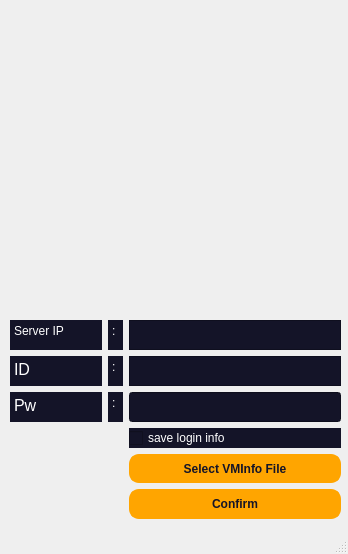
Old version of the form vmList-updater/esxLoginForm.ui in the repository walt4771/ESXi-VMList.
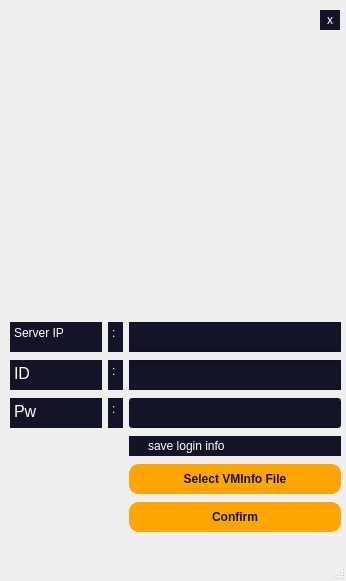
New version of the form. Icons and pictures are not drawn.

Diff of the .ui file:
```diff
--- a/vmList-updater/esxLoginForm.ui
+++ b/vmList-updater/esxLoginForm.ui
@@ -9,8 +9,8 @@
    <rect>
     <x>0</x>
     <y>0</y>
-    <width>348</width>
-    <height>554</height>
+    <width>346</width>
+    <height>581</height>
    </rect>
   </property>
   <property name="minimumSize">
@@ -32,7 +32,7 @@
       <x>10</x>
       <y>320</y>
       <width>331</width>
-      <height>199</height>
+      <height>214</height>
      </rect>
     </property>
     <layout class="QGridLayout" name="gridLayout">
@@ -55,8 +55,8 @@
         <string>&lt;!DOCTYPE HTML PUBLIC &quot;-//W3C//DTD HTML 4.0//EN&quot; &quot;http://www.w3.org/TR/REC-html40/strict.dtd&quot;&gt;
 &lt;html&gt;&lt;head&gt;&lt;meta name=&quot;qrichtext&quot; content=&quot;1&quot; /&gt;&lt;style type=&quot;text/css&quot;&gt;
 p, li { white-space: pre-wrap; }
-&lt;/style&gt;&lt;/head&gt;&lt;body style=&quot; font-family:'Gulim'; font-size:9pt; font-weight:400; font-style:normal;&quot;&gt;
-&lt;p style=&quot; margin-top:0px; margin-bottom:0px; margin-left:0px; margin-right:0px; -qt-block-indent:0; text-indent:0px;&quot;&gt;Server IP&lt;/p&gt;&lt;/body&gt;&lt;/html&gt;</string>
+&lt;/style&gt;&lt;/head&gt;&lt;body style=&quot; font-family:'Cantarell'; font-size:11pt; font-weight:400; font-style:normal;&quot;&gt;
+&lt;p style=&quot; margin-top:0px; margin-bottom:0px; margin-left:0px; margin-right:0px; -qt-block-indent:0; text-indent:0px;&quot;&gt;&lt;span style=&quot; font-family:'Gulim'; font-size:9pt;&quot;&gt;Server IP&lt;/span&gt;&lt;/p&gt;&lt;/body&gt;&lt;/html&gt;</string>
        </property>
       </widget>
      </item>
@@ -79,8 +79,8 @@
         <string>&lt;!DOCTYPE HTML PUBLIC &quot;-//W3C//DTD HTML 4.0//EN&quot; &quot;http://www.w3.org/TR/REC-html40/strict.dtd&quot;&gt;
 &lt;html&gt;&lt;head&gt;&lt;meta name=&quot;qrichtext&quot; content=&quot;1&quot; /&gt;&lt;style type=&quot;text/css&quot;&gt;
 p, li { white-space: pre-wrap; }
-&lt;/style&gt;&lt;/head&gt;&lt;body style=&quot; font-family:'Gulim'; font-size:9pt; font-weight:400; font-style:normal;&quot;&gt;
-&lt;p style=&quot; margin-top:0px; margin-bottom:0px; margin-left:0px; margin-right:0px; -qt-block-indent:0; text-indent:0px;&quot;&gt;&lt;span style=&quot; font-size:12pt;&quot;&gt;Pw&lt;/span&gt;&lt;/p&gt;&lt;/body&gt;&lt;/html&gt;</string>
+&lt;/style&gt;&lt;/head&gt;&lt;body style=&quot; font-family:'Cantarell'; font-size:11pt; font-weight:400; font-style:normal;&quot;&gt;
+&lt;p style=&quot; margin-top:0px; margin-bottom:0px; margin-left:0px; margin-right:0px; -qt-block-indent:0; text-indent:0px;&quot;&gt;&lt;span style=&quot; font-family:'Gulim'; font-size:12pt;&quot;&gt;Pw&lt;/span&gt;&lt;/p&gt;&lt;/body&gt;&lt;/html&gt;</string>
        </property>
       </widget>
      </item>
@@ -140,8 +140,8 @@
         <string>&lt;!DOCTYPE HTML PUBLIC &quot;-//W3C//DTD HTML 4.0//EN&quot; &quot;http://www.w3.org/TR/REC-html40/strict.dtd&quot;&gt;
 &lt;html&gt;&lt;head&gt;&lt;meta name=&quot;qrichtext&quot; content=&quot;1&quot; /&gt;&lt;style type=&quot;text/css&quot;&gt;
 p, li { white-space: pre-wrap; }
-&lt;/style&gt;&lt;/head&gt;&lt;body style=&quot; font-family:'Gulim'; font-size:9pt; font-weight:400; font-style:normal;&quot;&gt;
-&lt;p style=&quot;-qt-paragraph-type:empty; margin-top:0px; margin-bottom:0px; margin-left:0px; margin-right:0px; -qt-block-indent:0; text-indent:0px;&quot;&gt;&lt;br /&gt;&lt;/p&gt;&lt;/body&gt;&lt;/html&gt;</string>
+&lt;/style&gt;&lt;/head&gt;&lt;body style=&quot; font-family:'Cantarell'; font-size:11pt; font-weight:400; font-style:normal;&quot;&gt;
+&lt;p style=&quot;-qt-paragraph-type:empty; margin-top:0px; margin-bottom:0px; margin-left:0px; margin-right:0px; -qt-block-indent:0; text-indent:0px; font-family:'Gulim'; font-size:9pt;&quot;&gt;&lt;br /&gt;&lt;/p&gt;&lt;/body&gt;&lt;/html&gt;</string>
        </property>
       </widget>
      </item>
@@ -164,8 +164,8 @@
         <string>&lt;!DOCTYPE HTML PUBLIC &quot;-//W3C//DTD HTML 4.0//EN&quot; &quot;http://www.w3.org/TR/REC-html40/strict.dtd&quot;&gt;
 &lt;html&gt;&lt;head&gt;&lt;meta name=&quot;qrichtext&quot; content=&quot;1&quot; /&gt;&lt;style type=&quot;text/css&quot;&gt;
 p, li { white-space: pre-wrap; }
-&lt;/style&gt;&lt;/head&gt;&lt;body style=&quot; font-family:'Gulim'; font-size:9pt; font-weight:400; font-style:normal;&quot;&gt;
-&lt;p style=&quot; margin-top:0px; margin-bottom:0px; margin-left:0px; margin-right:0px; -qt-block-indent:0; text-indent:0px;&quot;&gt;:&lt;/p&gt;&lt;/body&gt;&lt;/html&gt;</string>
+&lt;/style&gt;&lt;/head&gt;&lt;body style=&quot; font-family:'Cantarell'; font-size:11pt; font-weight:400; font-style:normal;&quot;&gt;
+&lt;p style=&quot; margin-top:0px; margin-bottom:0px; margin-left:0px; margin-right:0px; -qt-block-indent:0; text-indent:0px;&quot;&gt;&lt;span style=&quot; font-family:'Gulim'; font-size:9pt;&quot;&gt;:&lt;/span&gt;&lt;/p&gt;&lt;/body&gt;&lt;/html&gt;</string>
        </property>
       </widget>
      </item>
@@ -188,8 +188,8 @@
         <string>&lt;!DOCTYPE HTML PUBLIC &quot;-//W3C//DTD HTML 4.0//EN&quot; &quot;http://www.w3.org/TR/REC-html40/strict.dtd&quot;&gt;
 &lt;html&gt;&lt;head&gt;&lt;meta name=&quot;qrichtext&quot; content=&quot;1&quot; /&gt;&lt;style type=&quot;text/css&quot;&gt;
 p, li { white-space: pre-wrap; }
-&lt;/style&gt;&lt;/head&gt;&lt;body style=&quot; font-family:'Gulim'; font-size:9pt; font-weight:400; font-style:normal;&quot;&gt;
-&lt;p style=&quot; margin-top:0px; margin-bottom:0px; margin-left:0px; margin-right:0px; -qt-block-indent:0; text-indent:0px;&quot;&gt;:&lt;/p&gt;&lt;/body&gt;&lt;/html&gt;</string>
+&lt;/style&gt;&lt;/head&gt;&lt;body style=&quot; font-family:'Cantarell'; font-size:11pt; font-weight:400; font-style:normal;&quot;&gt;
+&lt;p style=&quot; margin-top:0px; margin-bottom:0px; margin-left:0px; margin-right:0px; -qt-block-indent:0; text-indent:0px;&quot;&gt;&lt;span style=&quot; font-family:'Gulim'; font-size:9pt;&quot;&gt;:&lt;/span&gt;&lt;/p&gt;&lt;/body&gt;&lt;/html&gt;</string>
        </property>
       </widget>
      </item>
@@ -212,8 +212,8 @@
         <string>&lt;!DOCTYPE HTML PUBLIC &quot;-//W3C//DTD HTML 4.0//EN&quot; &quot;http://www.w3.org/TR/REC-html40/strict.dtd&quot;&gt;
 &lt;html&gt;&lt;head&gt;&lt;meta name=&quot;qrichtext&quot; content=&quot;1&quot; /&gt;&lt;style type=&quot;text/css&quot;&gt;
 p, li { white-space: pre-wrap; }
-&lt;/style&gt;&lt;/head&gt;&lt;body style=&quot; font-family:'Gulim'; font-size:9pt; font-weight:400; font-style:normal;&quot;&gt;
-&lt;p style=&quot; margin-top:0px; margin-bottom:0px; margin-left:0px; margin-right:0px; -qt-block-indent:0; text-indent:0px;&quot;&gt;:&lt;/p&gt;&lt;/body&gt;&lt;/html&gt;</string>
+&lt;/style&gt;&lt;/head&gt;&lt;body style=&quot; font-family:'Cantarell'; font-size:11pt; font-weight:400; font-style:normal;&quot;&gt;
+&lt;p style=&quot; margin-top:0px; margin-bottom:0px; margin-left:0px; margin-right:0px; -qt-block-indent:0; text-indent:0px;&quot;&gt;&lt;span style=&quot; font-family:'Gulim'; font-size:9pt;&quot;&gt;:&lt;/span&gt;&lt;/p&gt;&lt;/body&gt;&lt;/html&gt;</string>
        </property>
       </widget>
      </item>
@@ -247,8 +247,8 @@
         <string>&lt;!DOCTYPE HTML PUBLIC &quot;-//W3C//DTD HTML 4.0//EN&quot; &quot;http://www.w3.org/TR/REC-html40/strict.dtd&quot;&gt;
 &lt;html&gt;&lt;head&gt;&lt;meta name=&quot;qrichtext&quot; content=&quot;1&quot; /&gt;&lt;style type=&quot;text/css&quot;&gt;
 p, li { white-space: pre-wrap; }
-&lt;/style&gt;&lt;/head&gt;&lt;body style=&quot; font-family:'Gulim'; font-size:9pt; font-weight:400; font-style:normal;&quot;&gt;
-&lt;p style=&quot; margin-top:0px; margin-bottom:0px; margin-left:0px; margin-right:0px; -qt-block-indent:0; text-indent:0px;&quot;&gt;&lt;span style=&quot; font-size:12pt;&quot;&gt;ID&lt;/span&gt;&lt;/p&gt;&lt;/body&gt;&lt;/html&gt;</string>
+&lt;/style&gt;&lt;/head&gt;&lt;body style=&quot; font-family:'Cantarell'; font-size:11pt; font-weight:400; font-style:normal;&quot;&gt;
+&lt;p style=&quot; margin-top:0px; margin-bottom:0px; margin-left:0px; margin-right:0px; -qt-block-indent:0; text-indent:0px;&quot;&gt;&lt;span style=&quot; font-family:'Gulim'; font-size:12pt;&quot;&gt;ID&lt;/span&gt;&lt;/p&gt;&lt;/body&gt;&lt;/html&gt;</string>
        </property>
       </widget>
      </item>
@@ -268,8 +268,8 @@
         <string>&lt;!DOCTYPE HTML PUBLIC &quot;-//W3C//DTD HTML 4.0//EN&quot; &quot;http://www.w3.org/TR/REC-html40/strict.dtd&quot;&gt;
 &lt;html&gt;&lt;head&gt;&lt;meta name=&quot;qrichtext&quot; content=&quot;1&quot; /&gt;&lt;style type=&quot;text/css&quot;&gt;
 p, li { white-space: pre-wrap; }
-&lt;/style&gt;&lt;/head&gt;&lt;body style=&quot; font-family:'Gulim'; font-size:9pt; font-weight:400; font-style:normal;&quot;&gt;
-&lt;p style=&quot;-qt-paragraph-type:empty; margin-top:0px; margin-bottom:0px; margin-left:0px; margin-right:0px; -qt-block-indent:0; text-indent:0px;&quot;&gt;&lt;br /&gt;&lt;/p&gt;&lt;/body&gt;&lt;/html&gt;</string>
+&lt;/style&gt;&lt;/head&gt;&lt;body style=&quot; font-family:'Cantarell'; font-size:11pt; font-weight:400; font-style:normal;&quot;&gt;
+&lt;p style=&quot;-qt-paragraph-type:empty; margin-top:0px; margin-bottom:0px; margin-left:0px; margin-right:0px; -qt-block-indent:0; text-indent:0px; font-family:'Gulim'; font-size:9pt;&quot;&gt;&lt;br /&gt;&lt;/p&gt;&lt;/body&gt;&lt;/html&gt;</string>
        </property>
       </widget>
      </item>
@@ -320,6 +320,26 @@
      <number>50</number>
     </property>
    </widget>
+   <widget class="QPushButton" name="pushButton">
+    <property name="geometry">
+     <rect>
+      <x>320</x>
+      <y>10</y>
+      <width>20</width>
+      <height>20</height>
+     </rect>
+    </property>
+    <property name="styleSheet">
+     <string notr="true">background-color: rgb(20, 20, 40);
+color: white;
+
+border-style: solid;
+border-width: 0px;</string>
+    </property>
+    <property name="text">
+     <string>x</string>
+    </property>
+   </widget>
   </widget>
   <widget class="QMenuBar" name="menubar">
    <property name="geometry">
```
Left out of the diff: 21 changed lines with no effect on the pictures.
